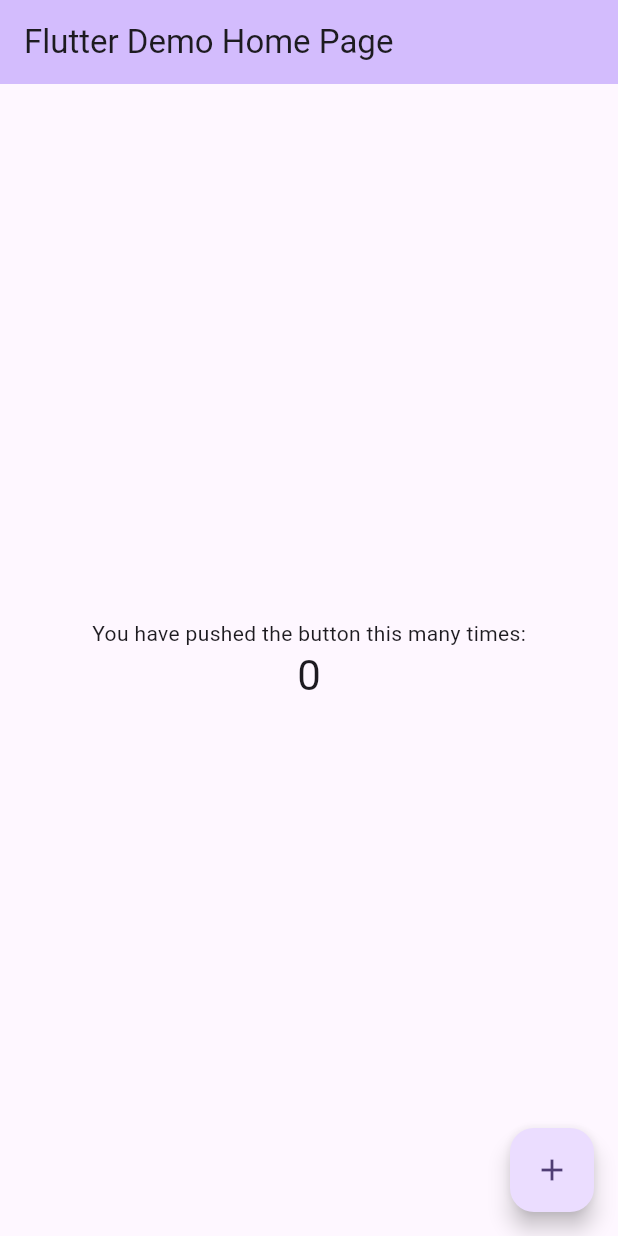
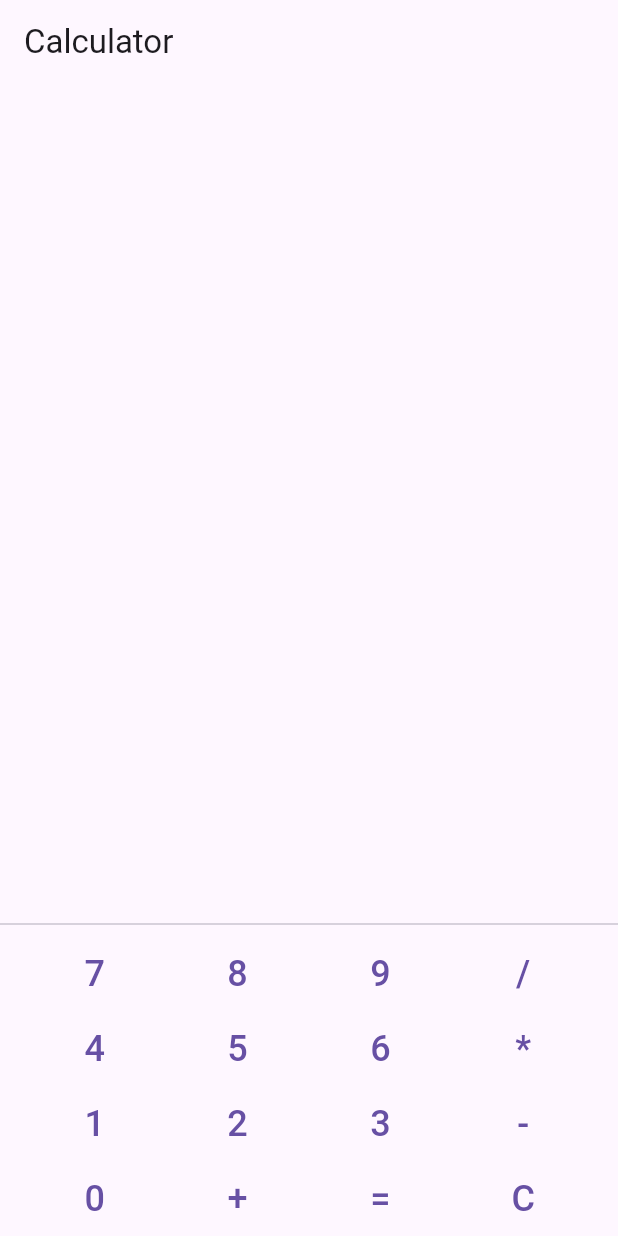
Before and after one commit to JohnPhamMobileApp/CalculatorApp, a Flutter app: the screen it shows after launch, on a phone screen of 412 x 824 dp. Run offline on Flutter 3.47's test engine with Material 3 defaults, Android fonts, the phone set to English and light mode, and no system bars.

Commit message:
modify code with stateful and stateless widgets

```diff
--- a/lib/main.dart
+++ b/lib/main.dart
@@ -1,125 +1,179 @@
 import 'package:flutter/material.dart';
 
 void main() {
-  runApp(const MyApp());
+  runApp(CalculatorApp());
 }
 
-class MyApp extends StatelessWidget {
-  const MyApp({super.key});
-
-  // This widget is the root of your application.
+class CalculatorApp extends StatelessWidget {
   @override
   Widget build(BuildContext context) {
     return MaterialApp(
-      title: 'Flutter Demo',
-      theme: ThemeData(
-        // This is the theme of your application.
-        //
-        // TRY THIS: Try running your application with "flutter run". You'll see
-        // the application has a purple toolbar. Then, without quitting the app,
-        // try changing the seedColor in the colorScheme below to Colors.green
-        // and then invoke "hot reload" (save your changes or press the "hot
-        // reload" button in a Flutter-supported IDE, or press "r" if you used
-        // the command line to start the app).
-        //
-        // Notice that the counter didn't reset back to zero; the application
-        // state is not lost during the reload. To reset the state, use hot
-        // restart instead.
-        //
-        // This works for code too, not just values: Most code changes can be
-        // tested with just a hot reload.
-        colorScheme: ColorScheme.fromSeed(seedColor: Colors.deepPurple),
-        useMaterial3: true,
-      ),
-      home: const MyHomePage(title: 'Flutter Demo Home Page'),
+      home: CalculatorScreen(),
     );
   }
 }
 
-class MyHomePage extends StatefulWidget {
-  const MyHomePage({super.key, required this.title});
-
-  // This widget is the home page of your application. It is stateful, meaning
-  // that it has a State object (defined below) that contains fields that affect
-  // how it looks.
-
-  // This class is the configuration for the state. It holds the values (in this
-  // case the title) provided by the parent (in this case the App widget) and
-  // used by the build method of the State. Fields in a Widget subclass are
-  // always marked "final".
-
-  final String title;
-
+class CalculatorScreen extends StatefulWidget {
   @override
-  State<MyHomePage> createState() => _MyHomePageState();
+  _CalculatorScreenState createState() => _CalculatorScreenState();
 }
 
-class _MyHomePageState extends State<MyHomePage> {
-  int _counter = 0;
+class _CalculatorScreenState extends State<CalculatorScreen> {
+  String _display = '';
+  String _currentValue = '';
+  String _operator = '';
+  double _result = 0;
 
-  void _incrementCounter() {
+  void _onNumberPressed(String value) {
     setState(() {
-      // This call to setState tells the Flutter framework that something has
-      // changed in this State, which causes it to rerun the build method below
-      // so that the display can reflect the updated values. If we changed
-      // _counter without calling setState(), then the build method would not be
-      // called again, and so nothing would appear to happen.
-      _counter++;
+      _currentValue += value;
+      _display = _currentValue;
+    });
+  }
+
+  void _onOperatorPressed(String operator) {
+    if (_currentValue.isEmpty) return; // Prevent operator press without number
+    setState(() {
+      _operator = operator;
+      _result = double.tryParse(_currentValue) ?? 0;
+      _currentValue = '';
+    });
+  }
+
+  void _onCalculatePressed() {
+    if (_currentValue.isEmpty || _operator.isEmpty) return; // Prevent empty calculation
+    setState(() {
+      double secondOperand = double.tryParse(_currentValue) ?? 0;
+
+      switch (_operator) {
+        case '+':
+          _result += secondOperand;
+          break;
+        case '-':
+          _result -= secondOperand;
+          break;
+        case '*':
+          _result *= secondOperand;
+          break;
+        case '/':
+          if (secondOperand == 0) {
+            _display = 'Error';
+            _currentValue = '';
+            _operator = '';
+            return;
+          }
+          _result /= secondOperand;
+          break;
+      }
+
+      _display = _result.toString();
+      _currentValue = '';
+      _operator = '';
+    });
+  }
+
+  void _onClearPressed() {
+    setState(() {
+      _display = '';
+      _currentValue = '';
+      _operator = '';
+      _result = 0;
     });
   }
 
   @override
   Widget build(BuildContext context) {
-    // This method is rerun every time setState is called, for instance as done
-    // by the _incrementCounter method above.
-    //
-    // The Flutter framework has been optimized to make rerunning build methods
-    // fast, so that you can just rebuild anything that needs updating rather
-    // than having to individually change instances of widgets.
     return Scaffold(
       appBar: AppBar(
-        // TRY THIS: Try changing the color here to a specific color (to
-        // Colors.amber, perhaps?) and trigger a hot reload to see the AppBar
-        // change color while the other colors stay the same.
-        backgroundColor: Theme.of(context).colorScheme.inversePrimary,
-        // Here we take the value from the MyHomePage object that was created by
-        // the App.build method, and use it to set our appbar title.
-        title: Text(widget.title),
+        title: Text('Calculator'),
       ),
-      body: Center(
-        // Center is a layout widget. It takes a single child and positions it
-        // in the middle of the parent.
-        child: Column(
-          // Column is also a layout widget. It takes a list of children and
-          // arranges them vertically. By default, it sizes itself to fit its
-          // children horizontally, and tries to be as tall as its parent.
-          //
-          // Column has various properties to control how it sizes itself and
-          // how it positions its children. Here we use mainAxisAlignment to
-          // center the children vertically; the main axis here is the vertical
-          // axis because Columns are vertical (the cross axis would be
-          // horizontal).
-          //
-          // TRY THIS: Invoke "debug painting" (choose the "Toggle Debug Paint"
-          // action in the IDE, or press "p" in the console), to see the
-          // wireframe for each widget.
-          mainAxisAlignment: MainAxisAlignment.center,
-          children: <Widget>[
-            const Text(
-              'You have pushed the button this many times:',
+      body: Column(
+        children: [
+          Expanded(
+            child: Container(
+              padding: EdgeInsets.all(16.0),
+              alignment: Alignment.bottomRight,
+              child: Text(
+                _display,
+                style: TextStyle(fontSize: 36.0, fontWeight: FontWeight.bold),
+              ),
             ),
-            Text(
-              '$_counter',
-              style: Theme.of(context).textTheme.headlineMedium,
-            ),
-          ],
-        ),
+          ),
+          Divider(),
+          Row(
+            mainAxisAlignment: MainAxisAlignment.spaceEvenly,
+            children: [
+              _buildNumberButton('7'),
+              _buildNumberButton('8'),
+              _buildNumberButton('9'),
+              _buildOperatorButton('/'),
+            ],
+          ),
+          Row(
+            mainAxisAlignment: MainAxisAlignment.spaceEvenly,
+            children: [
+              _buildNumberButton('4'),
+              _buildNumberButton('5'),
+              _buildNumberButton('6'),
+              _buildOperatorButton('*'),
+            ],
+          ),
+          Row(
+            mainAxisAlignment: MainAxisAlignment.spaceEvenly,
+            children: [
+              _buildNumberButton('1'),
+              _buildNumberButton('2'),
+              _buildNumberButton('3'),
+              _buildOperatorButton('-'),
+            ],
+          ),
+          Row(
+            mainAxisAlignment: MainAxisAlignment.spaceEvenly,
+            children: [
+              _buildNumberButton('0'),
+              _buildOperatorButton('+'),
+              _buildCalculateButton(),
+              _buildOperatorButton('C'),
+            ],
+          ),
+        ],
       ),
-      floatingActionButton: FloatingActionButton(
-        onPressed: _incrementCounter,
-        tooltip: 'Increment',
-        child: const Icon(Icons.add),
-      ), // This trailing comma makes auto-formatting nicer for build methods.
+    );
+  }
+
+  Widget _buildNumberButton(String value) {
+    return TextButton(
+      onPressed: () => _onNumberPressed(value),
+      child: Text(
+        value,
+        style: TextStyle(fontSize: 24.0),
+      ),
+    );
+  }
+
+  Widget _buildOperatorButton(String value) {
+    return TextButton(
+      onPressed: () {
+        if (value == 'C') {
+          _onClearPressed();
+        } else {
+          _onOperatorPressed(value);
+        }
+      },
+      child: Text(
+        value,
+        style: TextStyle(fontSize: 24.0),
+      ),
+    );
+  }
+
+  Widget _buildCalculateButton() {
+    return TextButton(
+      onPressed: () => _onCalculatePressed(),
+      child: Text(
+        '=',
+        style: TextStyle(fontSize: 24.0),
+      ),
     );
   }
 }
```
